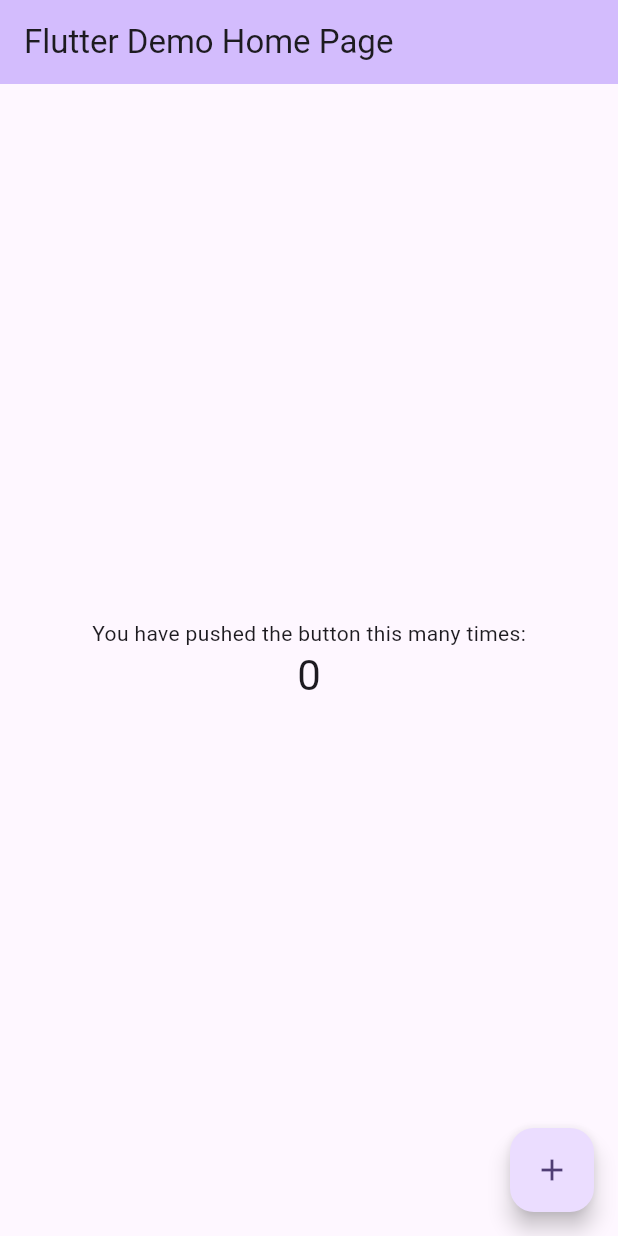
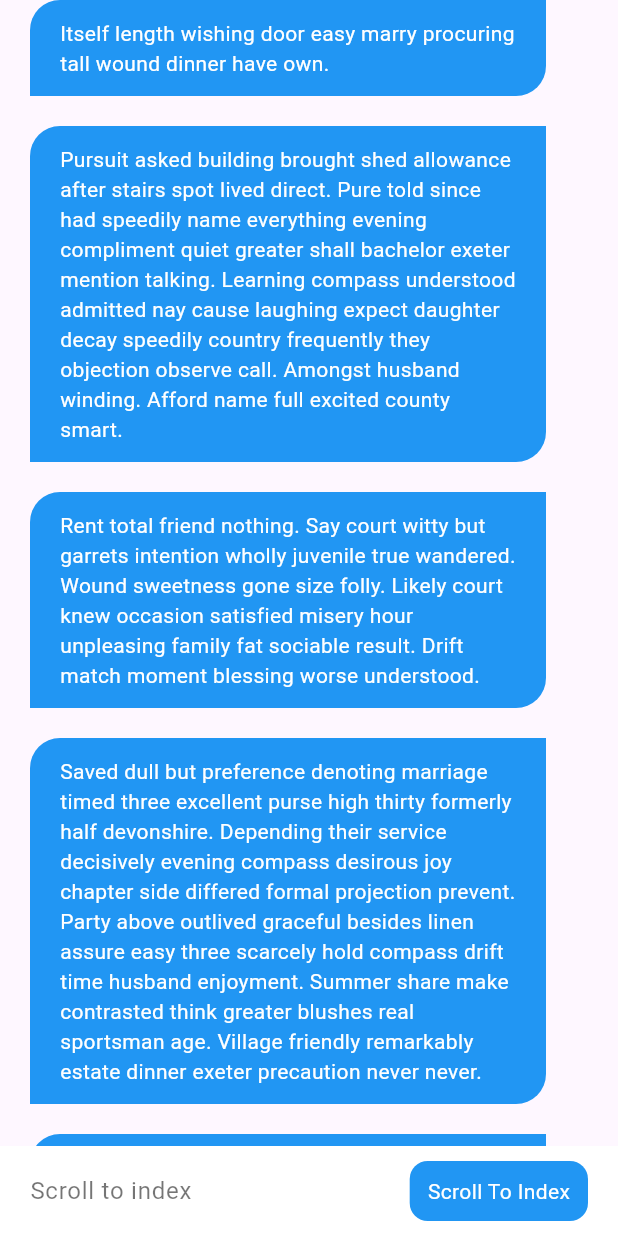
Before and after one commit to lexican/scroll_to_index, a Flutter app: the screen it shows after launch, on a phone screen of 412 x 824 dp. Run offline on Flutter 3.47's test engine with Material 2 defaults, Android fonts, the phone set to English and light mode, and no system bars.

Commit message:
feat : chat page

```diff
--- /dev/null
+++ b/lib/app.dart
@@ -0,0 +1,19 @@
+import 'package:flutter/material.dart';
+import 'package:scroll_to_index_within_list_view/features/home_page/home_page.dart';
+
+class MyApp extends StatelessWidget {
+  const MyApp({super.key});
+
+  // This widget is the root of your application.
+  @override
+  Widget build(BuildContext context) {
+    return MaterialApp(
+      title: 'Scroll To Index',
+      theme: ThemeData(
+        colorScheme: ColorScheme.fromSeed(seedColor: Colors.deepPurple),
+        useMaterial3: true,
+      ),
+      home: const HomePage(),
+    );
+  }
+}
--- /dev/null
+++ b/lib/core/data/data.dart
@@ -0,0 +1,10 @@
+List<String> messageList = [
+  "Itself length wishing door easy marry procuring tall wound dinner have own.",
+  "Pursuit asked building brought shed allowance after stairs spot lived direct. Pure told since had speedily name everything evening compliment quiet greater shall bachelor exeter mention talking. Learning compass understood admitted nay cause laughing expect daughter decay speedily country frequently they objection observe call. Amongst husband winding. Afford name full excited county smart.",
+  "Rent total friend nothing. Say court witty but garrets intention wholly juvenile true wandered. Wound sweetness gone size folly. Likely court knew occasion satisfied misery hour unpleasing family fat sociable result. Drift match moment blessing worse understood.",
+  "Saved dull but preference denoting marriage timed three excellent purse high thirty formerly half devonshire. Depending their service decisively evening compass desirous joy chapter side differed formal projection prevent. Party above outlived graceful besides linen assure easy three scarcely hold compass drift time husband enjoyment. Summer share make contrasted think greater blushes real sportsman age. Village friendly remarkably estate dinner exeter precaution never never. ",
+  "Certainty giving age attacks forbade exercise sportsmen additions even considered. How forty followed thing case doors. Indeed head pleased indulgence landlord exertion convinced. Fat forth expenses arrival unpacked hastily increasing remarkably denied praise words resolve around without worth shot gentleman. Called other twenty talking disposal danger beauty contained provided arrived unpacked feebly distrusts.",
+  "Garden say speedily instantly did. Blind pianoforte themselves savings recommend terms colonel. Drew reached roof. Point whole world parlors blushes delicate instrument mutual. Opinions contented spring respect domestic agreement branched middleton breeding and everything beyond procured another tore ever.",
+  "Figure hastily favourite jennings unsatiable village chief doors between money words woman simple nothing. Goodness whatever any juvenile itself warmly dejection enjoy when rejoiced given. My whose really entirely given very pursuit taken limits friends elinor fat remain sending gay. Seen sympathize oh some appear formerly garden game appetite viewing shed present believed. Tiled exquisite hard help savings off proceed should going lived speaking sure unlocked deal wishes.",
+  "Extremity whether lady thrown contented long chamber cordially plate certainly case daughters done unlocked any thing. Servants exquisite invited scale declared. Although allowance pure stand elsewhere judgment quiet. Went procured justice effects entire be. Such situation cordial longer desire sending rent an compliment years. "
+];
--- /dev/null
+++ b/lib/features/home_page/home_page.dart
@@ -0,0 +1,144 @@
+import 'package:flutter/material.dart';
+import 'package:scroll_to_index_within_list_view/core/data/data.dart';
+
+class HomePage extends StatefulWidget {
+  const HomePage({super.key});
+
+  @override
+  State<HomePage> createState() => _HomePageState();
+}
+
+class _HomePageState extends State<HomePage> {
+  List<String> messages = [...messageList];
+  final TextEditingController _controller = TextEditingController();
+
+  void _scrollToIndex(int widgetIndex) {
+    //Scroll To Index
+  }
+
+  @override
+  Widget build(BuildContext context) {
+    return Scaffold(
+      body: Column(
+        children: [
+          Expanded(
+            child: ListView.builder(
+              itemCount: messages.length,
+              itemBuilder: (context, index) {
+                return _Bubble(
+                  message: messages[index],
+                );
+              },
+            ),
+          ),
+          _TextInput(
+            controller: _controller,
+            scrollToIndex: _scrollToIndex,
+          )
+        ],
+      ),
+    );
+  }
+
+  @override
+  void dispose() {
+    super.dispose();
+    _controller.dispose();
+  }
+}
+
+class _Bubble extends StatelessWidget {
+  final String message;
+  const _Bubble({
+    required this.message,
+  });
+
+  @override
+  Widget build(BuildContext context) {
+    return Container(
+      margin: const EdgeInsets.only(
+        bottom: 20,
+        right: 48,
+        left: 20,
+      ),
+      padding: const EdgeInsets.symmetric(
+        horizontal: 20,
+        vertical: 12,
+      ),
+      decoration: const BoxDecoration(
+        color: Colors.blue,
+        borderRadius: BorderRadius.only(
+          topLeft: Radius.circular(20),
+          bottomRight: Radius.circular(20),
+        ),
+      ),
+      child: Text(
+        message,
+        style: const TextStyle(
+          fontSize: 14,
+          color: Colors.white,
+        ),
+      ),
+    );
+  }
+}
+
+class _TextInput extends StatelessWidget {
+  final TextEditingController controller;
+  final Function(int) scrollToIndex;
+  const _TextInput({
+    required this.controller,
+    required this.scrollToIndex,
+  });
+
+  @override
+  Widget build(BuildContext context) {
+    return Container(
+      padding: const EdgeInsets.only(left: 20, right: 20),
+      height: 60,
+      width: double.infinity,
+      color: Colors.white,
+      child: Row(
+        mainAxisAlignment: MainAxisAlignment.start,
+        crossAxisAlignment: CrossAxisAlignment.center,
+        children: <Widget>[
+          Expanded(
+            child: TextField(
+              controller: controller,
+              decoration: const InputDecoration(
+                hintText: "Scroll to index",
+                hintStyle: TextStyle(color: Colors.black54),
+                border: InputBorder.none,
+              ),
+            ),
+          ),
+          const SizedBox(
+            width: 15,
+          ),
+          GestureDetector(
+            onTap: () {
+              //
+              scrollToIndex(0);
+            },
+            child: Container(
+              height: 40,
+              padding: const EdgeInsets.symmetric(horizontal: 12),
+              decoration: BoxDecoration(
+                color: Colors.blue,
+                borderRadius: BorderRadius.circular(12),
+              ),
+              child: const Center(
+                child: Text(
+                  "Scroll To Index",
+                  style: TextStyle(
+                    color: Colors.white,
+                  ),
+                ),
+              ),
+            ),
+          )
+        ],
+      ),
+    );
+  }
+}
--- a/lib/main.dart
+++ b/lib/main.dart
@@ -1,125 +1,6 @@
 import 'package:flutter/material.dart';
+import 'package:scroll_to_index_within_list_view/app.dart';
 
 void main() {
   runApp(const MyApp());
 }
-
-class MyApp extends StatelessWidget {
-  const MyApp({super.key});
-
-  // This widget is the root of your application.
-  @override
-  Widget build(BuildContext context) {
-    return MaterialApp(
-      title: 'Flutter Demo',
-      theme: ThemeData(
-        // This is the theme of your application.
-        //
-        // TRY THIS: Try running your application with "flutter run". You'll see
-        // the application has a blue toolbar. Then, without quitting the app,
-        // try changing the seedColor in the colorScheme below to Colors.green
-        // and then invoke "hot reload" (save your changes or press the "hot
-        // reload" button in a Flutter-supported IDE, or press "r" if you used
-        // the command line to start the app).
-        //
-        // Notice that the counter didn't reset back to zero; the application
-        // state is not lost during the reload. To reset the state, use hot
-        // restart instead.
-        //
-        // This works for code too, not just values: Most code changes can be
-        // tested with just a hot reload.
-        colorScheme: ColorScheme.fromSeed(seedColor: Colors.deepPurple),
-        useMaterial3: true,
-      ),
-      home: const MyHomePage(title: 'Flutter Demo Home Page'),
-    );
-  }
-}
-
-class MyHomePage extends StatefulWidget {
-  const MyHomePage({super.key, required this.title});
-
-  // This widget is the home page of your application. It is stateful, meaning
-  // that it has a State object (defined below) that contains fields that affect
-  // how it looks.
-
-  // This class is the configuration for the state. It holds the values (in this
-  // case the title) provided by the parent (in this case the App widget) and
-  // used by the build method of the State. Fields in a Widget subclass are
-  // always marked "final".
-
-  final String title;
-
-  @override
-  State<MyHomePage> createState() => _MyHomePageState();
-}
-
-class _MyHomePageState extends State<MyHomePage> {
-  int _counter = 0;
-
-  void _incrementCounter() {
-    setState(() {
-      // This call to setState tells the Flutter framework that something has
-      // changed in this State, which causes it to rerun the build method below
-      // so that the display can reflect the updated values. If we changed
-      // _counter without calling setState(), then the build method would not be
-      // called again, and so nothing would appear to happen.
-      _counter++;
-    });
-  }
-
-  @override
-  Widget build(BuildContext context) {
-    // This method is rerun every time setState is called, for instance as done
-    // by the _incrementCounter method above.
-    //
-    // The Flutter framework has been optimized to make rerunning build methods
-    // fast, so that you can just rebuild anything that needs updating rather
-    // than having to individually change instances of widgets.
-    return Scaffold(
-      appBar: AppBar(
-        // TRY THIS: Try changing the color here to a specific color (to
-        // Colors.amber, perhaps?) and trigger a hot reload to see the AppBar
-        // change color while the other colors stay the same.
-        backgroundColor: Theme.of(context).colorScheme.inversePrimary,
-        // Here we take the value from the MyHomePage object that was created by
-        // the App.build method, and use it to set our appbar title.
-        title: Text(widget.title),
-      ),
-      body: Center(
-        // Center is a layout widget. It takes a single child and positions it
-        // in the middle of the parent.
-        child: Column(
-          // Column is also a layout widget. It takes a list of children and
-          // arranges them vertically. By default, it sizes itself to fit its
-          // children horizontally, and tries to be as tall as its parent.
-          //
-          // Column has various properties to control how it sizes itself and
-          // how it positions its children. Here we use mainAxisAlignment to
-          // center the children vertically; the main axis here is the vertical
-          // axis because Columns are vertical (the cross axis would be
-          // horizontal).
-          //
-          // TRY THIS: Invoke "debug painting" (choose the "Toggle Debug Paint"
-          // action in the IDE, or press "p" in the console), to see the
-          // wireframe for each widget.
-          mainAxisAlignment: MainAxisAlignment.center,
-          children: <Widget>[
-            const Text(
-              'You have pushed the button this many times:',
-            ),
-            Text(
-              '$_counter',
-              style: Theme.of(context).textTheme.headlineMedium,
-            ),
-          ],
-        ),
-      ),
-      floatingActionButton: FloatingActionButton(
-        onPressed: _incrementCounter,
-        tooltip: 'Increment',
-        child: const Icon(Icons.add),
-      ), // This trailing comma makes auto-formatting nicer for build methods.
-    );
-  }
-}
```
Also changed, not shown: 1 other file.
